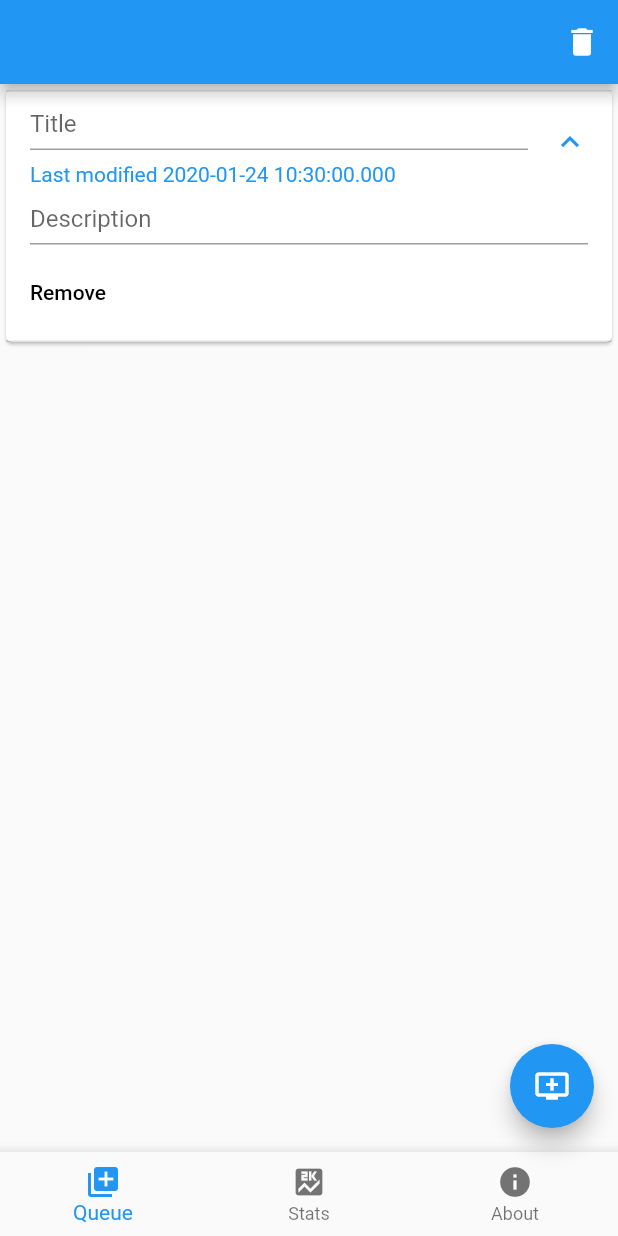
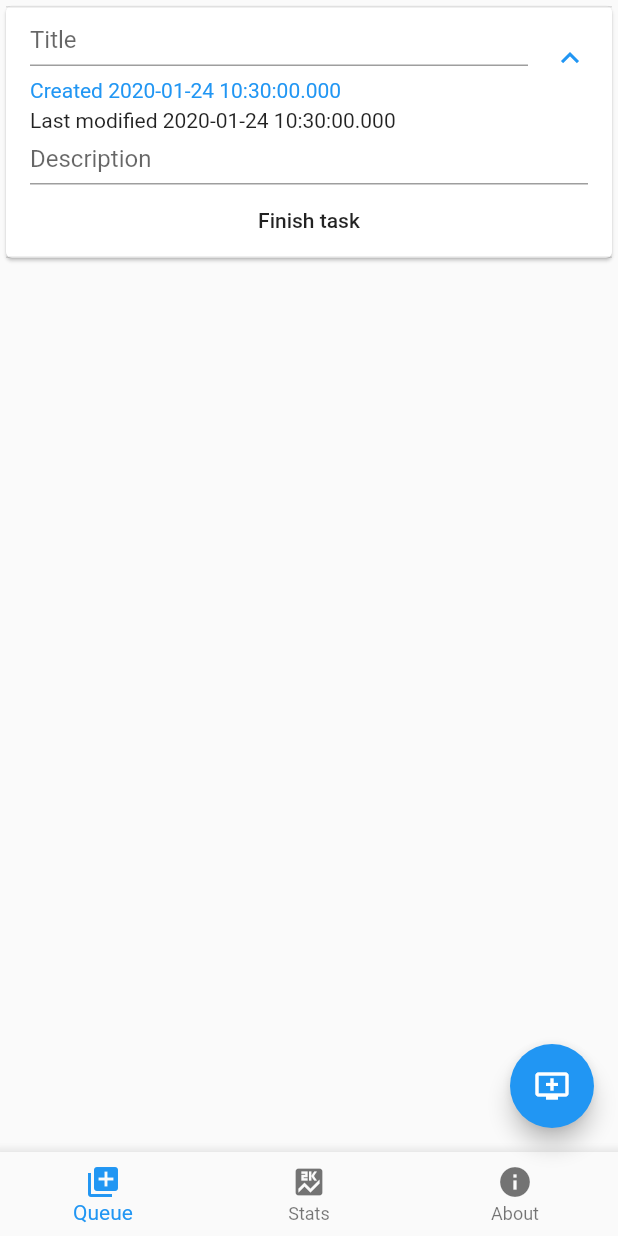
Before and after one commit to mattmaniak/queuetodo, a Flutter app: the screen it shows after launch, after a tap on the "add to queue" icon, on a phone screen of 412 x 824 dp. Run offline on Flutter 3.47's test engine with Material 2 defaults, Android fonts, the phone set to English and light mode, and no system bars.

Commit message:
Queue works but is weirdo.

```diff
--- a/lib/app.dart
+++ b/lib/app.dart
@@ -23,14 +23,6 @@ class _AppState extends State<App> {
 
     return SafeArea(
       child: Scaffold(
-        appBar: AppBar(
-          actions: [
-            IconButton(
-              icon: Icon(Icons.delete),
-              onPressed: _removeTask,
-            ),
-          ],
-        ),
         body: _tabs[_tabIndex],
         floatingActionButton: _renderFloatingButton,
         floatingActionButtonLocation: FloatingActionButtonLocation.endFloat,
@@ -75,7 +67,7 @@ class _AppState extends State<App> {
   void _createTask() {
     if (_tasks.length < _tasksMax) {
       setState(() {
-        _tasks.add(
+        _tasks.addLast(
           Task(
             creationId: DateTime.now(),
             removeTask: _removeTask,
@@ -88,7 +80,7 @@ class _AppState extends State<App> {
   void _removeTask() {
     if (_tasks.isNotEmpty) {
       setState(() {
-        _tasks.removeLast();
+        _tasks.removeFirst();
       });
     }
   }
--- a/lib/task.dart
+++ b/lib/task.dart
@@ -50,13 +50,20 @@ class _TaskState extends State<Task> {
     return Card(
       child: ExpansionTile(
         title: _renderTitle,
-        subtitle: Text('Last modified $_lastModified'),
+        subtitle: Text('Created ${widget.creationId}'),
         trailing: _trailingArrow,
         initiallyExpanded: true,
         onExpansionChanged: _changeTileExpansion,
         children: [
           Column(
             children: [
+              Container(
+                width: MediaQuery.of(context).size.width - 40.0,
+                child: Text(
+                  'Last modified $_lastModified',
+                  textAlign: TextAlign.left,
+                ),
+              ),
               Padding(
                 padding: EdgeInsets.symmetric(
                   horizontal: 16.0,
@@ -69,18 +76,11 @@ class _TaskState extends State<Task> {
                   ),
                   maxLines: null,
                   maxLength: _maxDescriptionLength,
-                  autocorrect: false,
                   keyboardType: TextInputType.text,
-                  enableSuggestions: false,
                   controller: _descriptionController,
                 ),
               ),
-              ButtonBar(
-                alignment: MainAxisAlignment.start,
-                children: [
-                  _renderRemoveButton(),
-                ],
-              ),
+              _renderRemoveButton,
             ],
           ),
         ],
@@ -114,8 +114,6 @@ class _TaskState extends State<Task> {
             counterText: '',
           ),
           maxLength: _maxTitleLength,
-          autocorrect: false,
-          enableSuggestions: false,
           controller: _titleController,
         ),
       );
@@ -124,9 +122,9 @@ class _TaskState extends State<Task> {
     }
   }
 
-  Widget _renderRemoveButton() {
+  Widget get _renderRemoveButton {
     return FlatButton(
-      child: Text('Remove'),
+      child: Text('Finish task'),
       onPressed: widget.removeTask,
     );
   }
```
